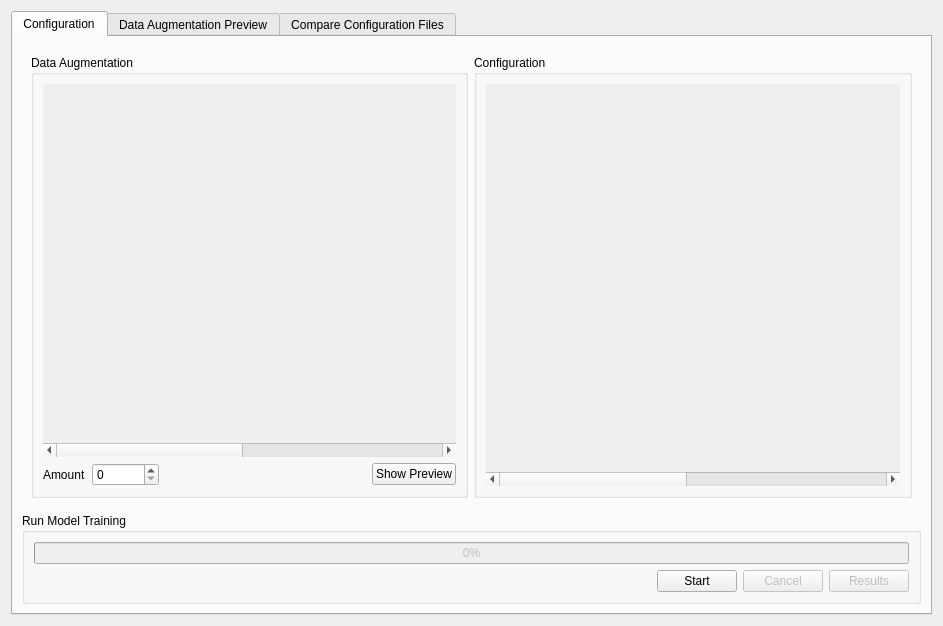
Old version of the form view/ai_training/aitrainingwidget.ui in the repository Joensw/RCAIT.
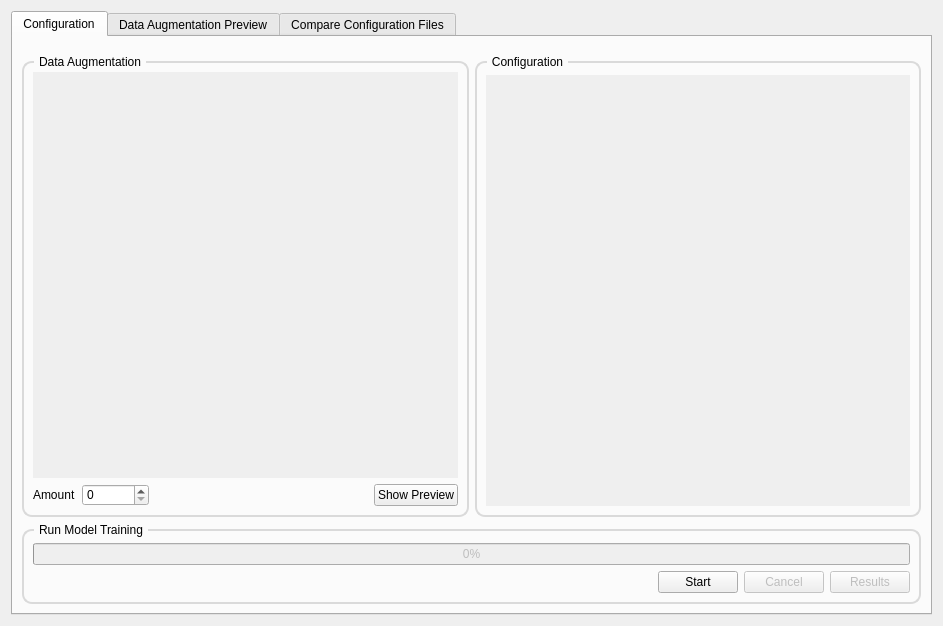
New version of the form. The open tabs and pages were chosen to show the change. Icons and pictures are not drawn. Custom widgets are drawn as their Qt base class.

```diff
--- a/view/ai_training/aitrainingwidget.ui
+++ b/view/ai_training/aitrainingwidget.ui
@@ -17,7 +17,7 @@
    <item>
     <widget class="QTabWidget" name="tab_aitraining">
      <property name="currentIndex">
-      <number>2</number>
+      <number>0</number>
      </property>
      <widget class="QWidget" name="tab_configuration">
       <attribute name="title">
@@ -27,6 +27,15 @@
        <item row="0" column="0">
         <widget class="QWidget" name="configurationWidget" native="true">
          <layout class="QHBoxLayout" name="horizontalLayout_3">
+                <property name="leftMargin">
+                    <number>0</number>
+                </property>
+                <property name="rightMargin">
+                    <number>0</number>
+                </property>
+                <property name="bottomMargin">
+                    <number>0</number>
+                </property>
           <item>
            <widget class="QGroupBox" name="groupDataAugmentation">
             <property name="sizePolicy">
@@ -35,15 +44,39 @@
               <verstretch>0</verstretch>
              </sizepolicy>
             </property>
+                        <property name="styleSheet">
+                            <string notr="true">QGroupBox {
+                                border: 2px solid rgb(218,218,218);
+                                border-radius: 10px;
+                                margin-top: 6px;
+                                }
+                                QGroupBox::title {
+                                subcontrol-origin: margin;
+                                left: 12px;
+                                padding: 0px 3px 0px 3px;
+
+                                }
+                            </string>
+                        </property>
             <property name="title">
              <string>Data Augmentation</string>
             </property>
+                        <property name="alignment">
+                            <set>Qt::AlignLeading|Qt::AlignLeft|Qt::AlignTop</set>
+                        </property>
             <layout class="QVBoxLayout" name="verticalLayout_7">
              <item>
               <widget class="QScrollArea" name="scrollArea_augmentation">
                <property name="autoFillBackground">
                 <bool>false</bool>
                </property>
+                                    <property name="styleSheet">
+                                        <string notr="true">selection-color: rgb(0, 0, 0);
+                                            selection-background-color: rgb(255, 255, 255);
+                                            background-color: none;
+                                            border: 2px rgb(0, 0, 0);
+                                        </string>
+                                    </property>
                <property name="frameShape">
                 <enum>QFrame::NoFrame</enum>
                </property>
@@ -61,8 +94,8 @@
                  <rect>
                   <x>0</x>
                   <y>0</y>
-                  <width>859</width>
-                  <height>146</height>
+                        <width>0</width>
+                        <height>0</height>
                  </rect>
                 </property>
                </widget>
@@ -106,9 +139,26 @@
                </item>
                <item>
                 <widget class="QPushButton" name="previewButton">
+                       <property name="sizePolicy">
+                           <sizepolicy hsizetype="Minimum" vsizetype="Fixed">
+                               <horstretch>0</horstretch>
+                               <verstretch>0</verstretch>
+                           </sizepolicy>
+                       </property>
                  <property name="text">
                   <string>Show Preview</string>
                  </property>
+                       <property name="icon">
+                           <iconset resource="../../Resources/UI_Icons.qrc">
+                               <normaloff>:/UISymbols/UI_Eye_Icon.svg</normaloff>:/UISymbols/UI_Eye_Icon.svg
+                           </iconset>
+                       </property>
+                       <property name="iconSize">
+                           <size>
+                               <width>18</width>
+                               <height>15</height>
+                           </size>
+                       </property>
                 </widget>
                </item>
               </layout>
@@ -124,15 +174,39 @@
               <verstretch>0</verstretch>
              </sizepolicy>
             </property>
+                  <property name="styleSheet">
+                      <string notr="true">QGroupBox {
+                          border: 2px solid rgb(218,218,218);
+                          border-radius: 10px;
+                          margin-top: 6px;
+                          }
+                          QGroupBox::title {
+                          subcontrol-origin: margin;
+                          left: 12px;
+                          padding: 0px 3px 0px 3px;
+
+                          }
+                      </string>
+                  </property>
             <property name="title">
              <string>Configuration</string>
             </property>
             <layout class="QVBoxLayout" name="verticalLayout_2">
+                      <property name="topMargin">
+                          <number>12</number>
+                      </property>
              <item>
               <widget class="QScrollArea" name="scrollArea_configuration">
                <property name="autoFillBackground">
                 <bool>false</bool>
                </property>
+                              <property name="styleSheet">
+                                  <string notr="true">selection-color: rgb(0, 0, 0);
+                                      selection-background-color: rgb(255, 255, 255);
+                                      background-color: none;
+                                      border: 2px rgb(0, 0, 0);
+                                  </string>
+                              </property>
                <property name="frameShape">
                 <enum>QFrame::NoFrame</enum>
                </property>
@@ -150,8 +224,8 @@
                  <rect>
                   <x>0</x>
                   <y>0</y>
-                  <width>859</width>
-                  <height>146</height>
+                        <width>0</width>
+                        <height>0</height>
                  </rect>
                 </property>
                </widget>
@@ -171,10 +245,27 @@
            <verstretch>0</verstretch>
           </sizepolicy>
          </property>
+               <property name="styleSheet">
+                   <string notr="true">QGroupBox {
+                       border: 2px solid rgb(218,218,218);
+                       border-radius: 10px;
+                       margin-top: 6px;
+                       }
+                       QGroupBox::title {
+                       subcontrol-origin: margin;
+                       left: 12px;
+                       padding: 0px 3px 0px 3px;
+
+                       }
+                   </string>
+               </property>
          <property name="title">
           <string>Run Model Training</string>
          </property>
          <layout class="QGridLayout" name="gridLayout_7">
+                   <property name="topMargin">
+                       <number>12</number>
+                   </property>
           <item row="1" column="0">
            <layout class="QVBoxLayout" name="verticalLayout">
             <item>
@@ -204,9 +295,17 @@
               </item>
               <item>
                <widget class="QPushButton" name="startButton">
+                      <property name="layoutDirection">
+                          <enum>Qt::RightToLeft</enum>
+                      </property>
                 <property name="text">
                  <string>Start</string>
                 </property>
+                      <property name="icon">
+                          <iconset resource="../../Resources/UI_Icons.qrc">
+                              <normaloff>:/UISymbols/UI_Triangle_Right.svg</normaloff>:/UISymbols/UI_Triangle_Right.svg
+                          </iconset>
+                      </property>
                </widget>
               </item>
               <item>
@@ -217,6 +316,11 @@
                 <property name="text">
                  <string>Cancel</string>
                 </property>
+                      <property name="icon">
+                          <iconset resource="../../Resources/UI_Icons.qrc">
+                              <normaloff>:/UISymbols/UI_Cancel_Icon.svg</normaloff>:/UISymbols/UI_Cancel_Icon.svg
+                          </iconset>
+                      </property>
                </widget>
               </item>
               <item>
```
Left out of the diff: 4 changed lines with no effect on the pictures. Lines whose indentation alone changed are shown as unchanged.
